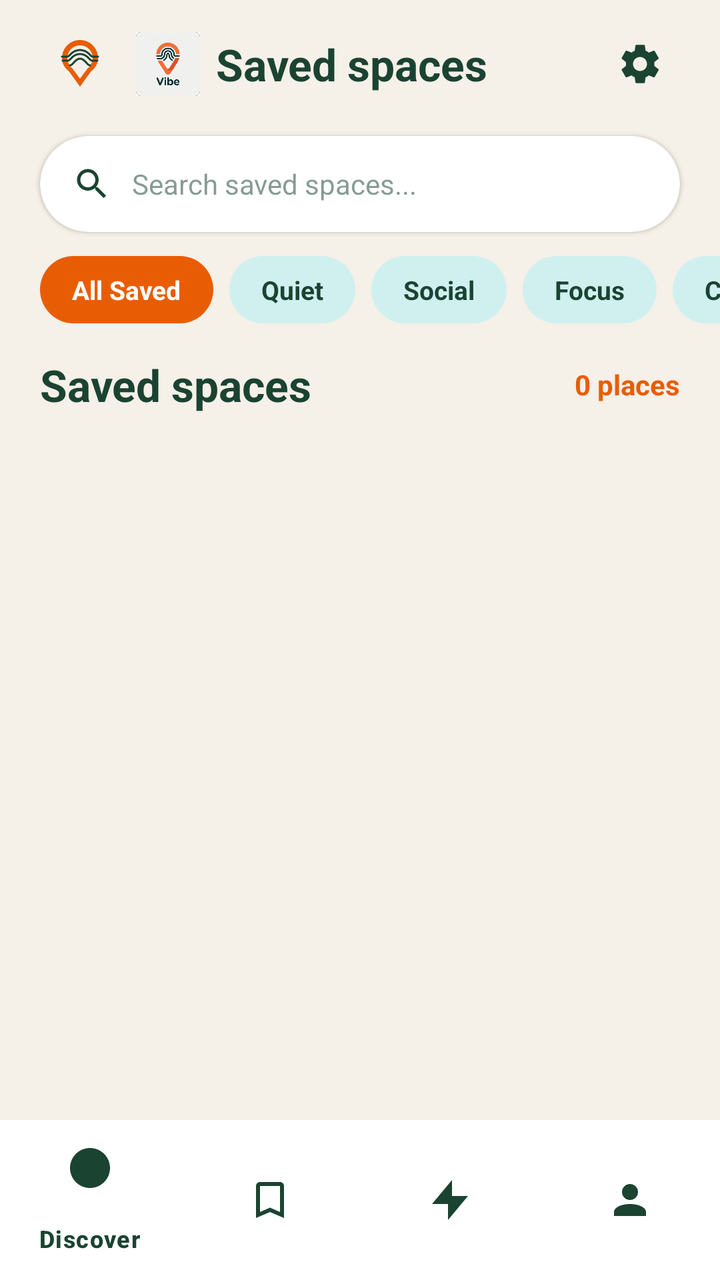
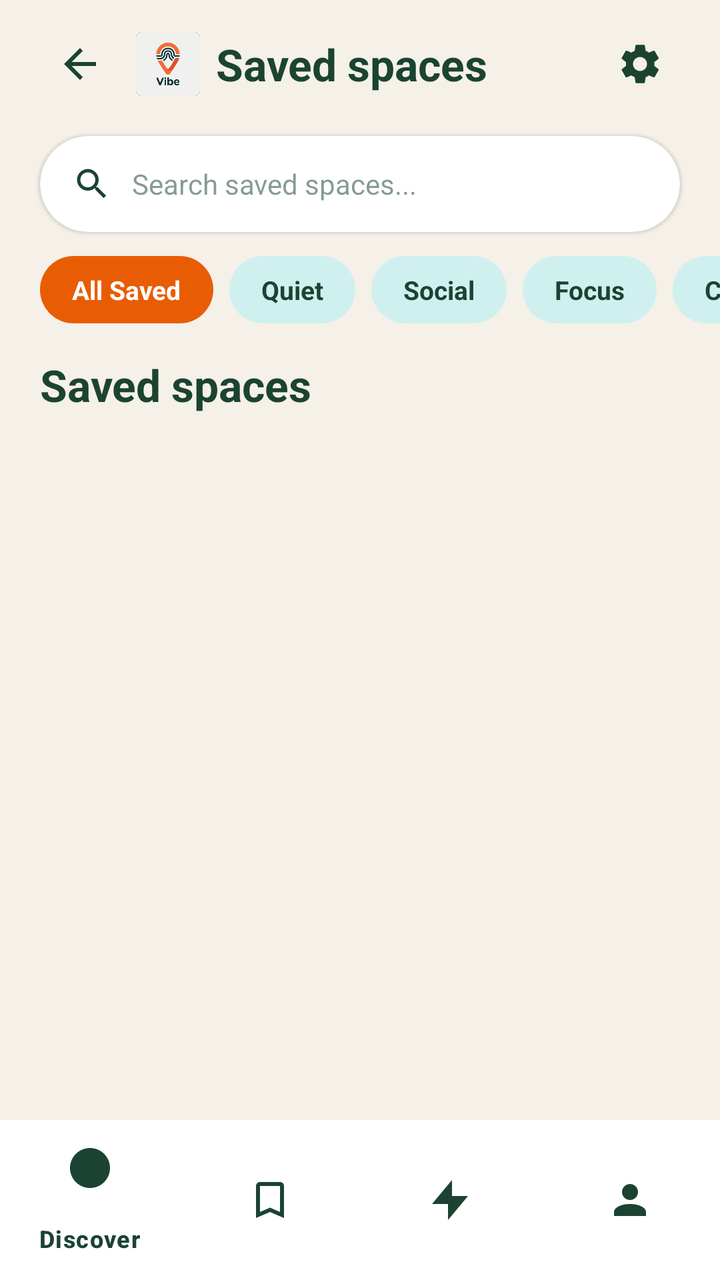

Two renders of the same Android screen: before a commit and after it. Below are the layout's source before the change and the commit's diff.
<!-- AndroidManifest.xml: application theme Theme.Vibe -->
<!-- res/layout/activity_saved.xml -->
<?xml version="1.0" encoding="utf-8"?>
<LinearLayout xmlns:android="http://schemas.android.com/apk/res/android"
    xmlns:app="http://schemas.android.com/apk/res-auto"
    android:layout_width="match_parent"
    android:layout_height="match_parent"
    android:background="@color/vibe_cream"
    android:orientation="vertical">

    
    <LinearLayout
        android:id="@+id/headerLayout"
        android:layout_width="match_parent"
        android:layout_height="wrap_content"
        android:minHeight="?attr/actionBarSize"
        android:background="@color/vibe_cream"
        android:gravity="center_vertical"
        android:orientation="horizontal"
        android:paddingHorizontal="20dp"
        android:paddingVertical="8dp">

        <ImageButton
            android:id="@+id/backButton"
            android:layout_width="40dp"
            android:layout_height="40dp"
            android:background="?attr/selectableItemBackgroundBorderless"
            android:contentDescription="@string/app_name"
            android:src="@drawable/ic_vibe_logo_small" />

        <ImageView
            android:layout_width="32dp"
            android:layout_height="32dp"
            android:layout_marginStart="8dp"
            android:contentDescription="@string/app_name"
            android:src="@mipmap/ic_launcher_foreground" />

        <TextView
            android:layout_width="0dp"
            android:layout_height="wrap_content"
            android:layout_weight="1"
            android:layout_marginStart="8dp"
            android:text="@string/saved_title"
            android:textColor="@color/vibe_green"
            android:textSize="22sp"
            android:textStyle="bold" />

        <ImageButton
            android:id="@+id/settingsButton"
            android:layout_width="40dp"
            android:layout_height="40dp"
            android:background="?attr/selectableItemBackgroundBorderless"
            android:contentDescription="@string/nav_settings"
            android:src="@drawable/ic_settings"
            app:tint="@color/vibe_green" />
    </LinearLayout>

    <com.google.android.material.appbar.AppBarLayout
        android:id="@+id/appBarLayout"
        android:layout_width="match_parent"
        android:layout_height="wrap_content"
        android:background="@color/vibe_cream"
        app:elevation="0dp">

        
        <com.google.android.material.card.MaterialCardView
            android:layout_width="match_parent"
            android:layout_height="48dp"
            android:layout_marginHorizontal="20dp"
            android:layout_marginTop="4dp"
            app:cardBackgroundColor="@color/white"
            app:cardCornerRadius="24dp"
            app:cardElevation="1dp"
            app:strokeWidth="0dp">

            <LinearLayout
                android:layout_width="match_parent"
                android:layout_height="match_parent"
                android:gravity="center_vertical"
                android:orientation="horizontal"
                android:paddingHorizontal="16dp">

                <ImageView
                    android:layout_width="20dp"
                    android:layout_height="20dp"
                    android:contentDescription="Search"
                    android:src="@drawable/ic_search" />

                <EditText
                    android:id="@+id/searchEditText"
                    android:layout_width="match_parent"
                    android:layout_height="match_parent"
                    android:layout_marginStart="10dp"
                    android:background="@null"
                    android:hint="Search saved spaces..."
                    android:inputType="text"
                    android:maxLines="1"
                    android:textColor="@color/vibe_green"
                    android:textColorHint="#881B4332"
                    android:textSize="14sp" />

            </LinearLayout>
        </com.google.android.material.card.MaterialCardView>

        
        <HorizontalScrollView
            android:layout_width="match_parent"
            android:layout_height="wrap_content"
            android:clipToPadding="false"
            android:paddingHorizontal="20dp"
            android:paddingVertical="12dp"
            android:scrollbars="none">

            <LinearLayout
                android:layout_width="wrap_content"
                android:layout_height="wrap_content"
                android:orientation="horizontal">

                <TextView
                    android:id="@+id/pillAllSaved"
                    android:layout_width="wrap_content"
                    android:layout_height="wrap_content"
                    android:background="@drawable/bg_chip_orange"
                    android:clickable="true"
                    android:focusable="true"
                    android:paddingHorizontal="16dp"
                    android:paddingVertical="8dp"
                    android:text="All Saved"
                    android:textColor="@color/white"
                    android:textSize="13sp"
                    android:textStyle="bold" />

                <TextView
                    android:id="@+id/pillQuiet"
                    android:layout_width="wrap_content"
                    android:layout_height="wrap_content"
                    android:layout_marginStart="8dp"
                    android:background="@drawable/bg_chip_light"
                    android:clickable="true"
                    android:focusable="true"
                    android:paddingHorizontal="16dp"
                    android:paddingVertical="8dp"
                    android:text="@string/mood_quiet"
                    android:textColor="@color/vibe_green"
                    android:textSize="13sp"
                    android:textStyle="bold" />

                <TextView
                    android:id="@+id/pillSocial"
                    android:layout_width="wrap_content"
                    android:layout_height="wrap_content"
                    android:layout_marginStart="8dp"
                    android:background="@drawable/bg_chip_light"
                    android:clickable="true"
                    android:focusable="true"
                    android:paddingHorizontal="16dp"
                    android:paddingVertical="8dp"
                    android:text="@string/mood_social"
                    android:textColor="@color/vibe_green"
                    android:textSize="13sp"
                    android:textStyle="bold" />

                <TextView
                    android:id="@+id/pillFocus"
                    android:layout_width="wrap_content"
                    android:layout_height="wrap_content"
                    android:layout_marginStart="8dp"
                    android:background="@drawable/bg_chip_light"
                    android:clickable="true"
                    android:focusable="true"
                    android:paddingHorizontal="16dp"
                    android:paddingVertical="8dp"
                    android:text="@string/mood_focus"
                    android:textColor="@color/vibe_green"
                    android:textSize="13sp"
                    android:textStyle="bold" />

                <TextView
                    android:id="@+id/pillCreative"
                    android:layout_width="wrap_content"
                    android:layout_height="wrap_content"
                    android:layout_marginStart="8dp"
                    android:background="@drawable/bg_chip_light"
                    android:clickable="true"
                    android:focusable="true"
                    android:paddingHorizontal="16dp"
                    android:paddingVertical="8dp"
                    android:text="@string/mood_creative"
                    android:textColor="@color/vibe_green"
                    android:textSize="13sp"
                    android:textStyle="bold" />

                <TextView
                    android:id="@+id/pillCheapWifi"
                    android:layout_width="wrap_content"
                    android:layout_height="wrap_content"
                    android:layout_marginStart="8dp"
                    android:background="@drawable/bg_chip_light"
                    android:clickable="true"
                    android:focusable="true"
                    android:paddingHorizontal="16dp"
                    android:paddingVertical="8dp"
                    android:text="@string/mood_cheap_wifi"
                    android:textColor="@color/vibe_green"
                    android:textSize="13sp"
                    android:textStyle="bold" />

            </LinearLayout>
        </HorizontalScrollView>

        
        <RelativeLayout
            android:layout_width="match_parent"
            android:layout_height="wrap_content"
            android:paddingHorizontal="20dp"
            android:paddingTop="4dp"
            android:paddingBottom="4dp">

            <TextView
                android:id="@+id/sectionTitleTextView"
                android:layout_width="wrap_content"
                android:layout_height="wrap_content"
                android:layout_alignParentStart="true"
                android:text="Saved spaces"
                android:textColor="@color/vibe_green"
                android:textSize="22sp"
                android:textStyle="bold" />

            <TextView
                android:id="@+id/savedCountTextView"
                android:layout_width="wrap_content"
                android:layout_height="wrap_content"
                android:layout_alignParentEnd="true"
                android:layout_centerVertical="true"
                android:text="0 places"
                android:textColor="@color/vibe_orange"
                android:textSize="14sp"
                android:textStyle="bold" />
        </RelativeLayout>

    </com.google.android.material.appbar.AppBarLayout>

    <FrameLayout
        android:layout_width="match_parent"
        android:layout_height="0dp"
        android:layout_weight="1">

        <LinearLayout
            android:id="@+id/contentLayout"
            android:layout_width="match_parent"
            android:layout_height="match_parent"
            android:orientation="vertical"
            android:visibility="gone">

            <com.google.android.material.card.MaterialCardView
                android:id="@+id/pendingBannerCard"
                android:layout_width="match_parent"
                android:layout_height="wrap_content"
                android:layout_marginHorizontal="20dp"
                android:layout_marginTop="4dp"
                android:layout_marginBottom="4dp"
                android:visibility="gone"
                app:cardBackgroundColor="@color/white"
                app:cardCornerRadius="12dp"
                app:strokeColor="@color/vibe_orange"
                app:strokeWidth="1dp">

                <TextView
                    android:id="@+id/pendingBannerTextView"
                    android:layout_width="match_parent"
                    android:layout_height="wrap_content"
                    android:padding="12dp"
                    android:textColor="@color/vibe_green"
                    android:textSize="14sp" />
            </com.google.android.material.card.MaterialCardView>

            <androidx.recyclerview.widget.RecyclerView
                android:id="@+id/recyclerView"
                android:layout_width="match_parent"
                android:layout_height="match_parent"
                android:clipToPadding="false"
                android:paddingVertical="4dp" />

        </LinearLayout>

        <ProgressBar
            android:id="@+id/progressBar"
            android:layout_width="wrap_content"
            android:layout_height="wrap_content"
            android:layout_gravity="center"
            android:indeterminateTint="@color/vibe_orange"
            android:visibility="gone" />

        <LinearLayout
            android:id="@+id/emptyLayout"
            android:layout_width="match_parent"
            android:layout_height="wrap_content"
            android:layout_gravity="center"
            android:gravity="center"
            android:orientation="vertical"
            android:padding="24dp"
            android:visibility="gone">

            <TextView
                android:id="@+id/emptyTitleTextView"
                android:layout_width="wrap_content"
                android:layout_height="wrap_content"
                android:text="@string/saved_empty_title"
                android:textAlignment="center"
                android:textColor="@color/vibe_green"
                android:textSize="20sp"
                android:textStyle="bold" />

            <TextView
                android:id="@+id/emptyHintTextView"
                android:layout_width="wrap_content"
                android:layout_height="wrap_content"
                android:layout_marginTop="8dp"
                android:text="@string/saved_empty_hint"
                android:textAlignment="center"
                android:textColor="@color/vibe_green"
                android:textSize="14sp" />
        </LinearLayout>

    </FrameLayout>

    
    <com.google.android.material.bottomnavigation.BottomNavigationView
        android:id="@+id/bottomNavigationView"
        android:layout_width="match_parent"
        android:layout_height="wrap_content"
        android:background="@color/white"
        app:itemIconTint="@color/vibe_green"
        app:itemTextColor="@color/vibe_green"
        app:menu="@menu/menu_bottom_nav" />

</LinearLayout>
<!-- resources referenced by this layout -->
<resources>
  <color name="vibe_cream">#F5F0E8</color>
  <color name="vibe_green">#1B4332</color>
  <color name="vibe_orange">#E85D04</color>
  <color name="white">#FFFFFF</color>
  <!-- drawable bg_chip_light (drawable) -->
  <?xml version="1.0" encoding="utf-8"?>
  <shape xmlns:android="http://schemas.android.com/apk/res/android"
      android:shape="rectangle">
      <solid android:color="#D0F0F0" />
      <corners android:radius="20dp" />
  </shape>
  <!-- drawable bg_chip_orange (drawable) -->
  <?xml version="1.0" encoding="utf-8"?>
  <shape xmlns:android="http://schemas.android.com/apk/res/android"
      android:shape="rectangle">
      <solid android:color="#E85D04" />
      <corners android:radius="20dp" />
  </shape>
  <!-- drawable ic_search (drawable) -->
  <?xml version="1.0" encoding="utf-8"?>
  <vector xmlns:android="http://schemas.android.com/apk/res/android"
      android:width="24dp"
      android:height="24dp"
      android:viewportWidth="24"
      android:viewportHeight="24">
      <path
          android:fillColor="#1B4332"
          android:pathData="M15.5,14H14.71L14.43,13.73C15.41,12.59 16,11.11 16,9.5C16,5.91 13.09,3 9.5,3C5.91,3 3,5.91 3,9.5C3,13.09 5.91,16 9.5,16C11.11,16 12.59,15.41 13.73,14.43L14,14.71V15.5L19,20.49L20.49,19L15.5,14ZM9.5,14C7.01,14 5,11.99 5,9.5C5,7.01 7.01,5 9.5,5C11.99,5 14,7.01 14,9.5C14,11.99 11.99,14 9.5,14Z" />
  </vector>
  <!-- drawable ic_vibe_logo_small (drawable) -->
  <?xml version="1.0" encoding="utf-8"?>
  <vector xmlns:android="http://schemas.android.com/apk/res/android"
      android:width="36dp"
      android:height="36dp"
      android:viewportWidth="108"
      android:viewportHeight="108">
  
      
      <path
          android:fillColor="#E85D04"
          android:pathData="M54,18 C39.1,18 27,30.1 27,45 C27,53.2 31.1,60.5 37.5,65 L54,88 L70.5,65 C76.9,60.5 81,53.2 81,45 C81,30.1 68.9,18 54,18 Z M54,76 L42.5,60.5 C37.9,56.6 35,51 35,45 C35,34.5 43.5,26 54,26 C64.5,26 73,34.5 73,45 C73,51 70.1,56.6 65.5,60.5 L54,76 Z" />
  
      
      <path
          android:fillColor="#00000000"
          android:pathData="M27,43 L35,43 C39,43 41,33 54,33 C67,33 69,43 73,43 L81,43"
          android:strokeColor="#1B4332"
          android:strokeLineCap="round"
          android:strokeLineJoin="round"
          android:strokeWidth="3" />
  
      <path
          android:fillColor="#00000000"
          android:pathData="M28,49 L36,49 C40,49 42,39 54,39 C66,39 68,49 72,49 L80,49"
          android:strokeColor="#1B4332"
          android:strokeLineCap="round"
          android:strokeLineJoin="round"
          android:strokeWidth="3" />
  
      <path
          android:fillColor="#00000000"
          android:pathData="M39,56 C44,56 46,46 54,46 C62,46 64,56 69,56"
          android:strokeColor="#1B4332"
          android:strokeLineCap="round"
          android:strokeLineJoin="round"
          android:strokeWidth="3" />
  
  </vector>
  <string name="app_name" translatable="false">Vibe</string>
  <string name="mood_cheap_wifi">Cheap Wifi</string>
  <string name="mood_creative">Creative</string>
  <string name="mood_focus">Focus</string>
  <string name="mood_quiet">Quiet</string>
  <string name="mood_social">Social</string>
  <string name="nav_settings">Settings</string>
  <string name="saved_empty_hint">Save a space from its details and it will appear here, even without a connection.</string>
  <string name="saved_empty_title">Nothing saved yet</string>
  <string name="saved_title">Saved spaces</string>
  <style name="Theme.Vibe" parent="Base.Theme.Vibe" />
  <color name="vibe_error">#B3261E</color>
  <!-- unchanged entries left out for length: 3 -->
</resources>

<!-- the commit's change to res/layout/activity_saved.xml (unified diff, before → after) -->
@@ -24,7 +24,8 @@
             android:layout_height="40dp"
             android:background="?attr/selectableItemBackgroundBorderless"
             android:contentDescription="@string/app_name"
-            android:src="@drawable/ic_vibe_logo_small" />
+            android:src="@drawable/ic_arrow_back"
+            app:tint="@color/vibe_green" />
 
         <ImageView
             android:layout_width="32dp"
@@ -81,7 +82,7 @@
                 <ImageView
                     android:layout_width="20dp"
                     android:layout_height="20dp"
-                    android:contentDescription="Search"
+                    android:contentDescription="@string/search_description"
                     android:src="@drawable/ic_search" />
 
                 <EditText
@@ -89,8 +90,9 @@
                     android:layout_width="match_parent"
                     android:layout_height="match_parent"
                     android:layout_marginStart="10dp"
+                    android:autofillHints="name"
                     android:background="@null"
-                    android:hint="Search saved spaces..."
+                    android:hint="@string/search_saved_spaces_hint"
                     android:inputType="text"
                     android:maxLines="1"
                     android:textColor="@color/vibe_green"
@@ -123,7 +125,7 @@
                     android:focusable="true"
                     android:paddingHorizontal="16dp"
                     android:paddingVertical="8dp"
-                    android:text="All Saved"
+                    android:text="@string/pill_all_saved"
                     android:textColor="@color/white"
                     android:textSize="13sp"
                     android:textStyle="bold" />
@@ -219,7 +221,7 @@
                 android:layout_width="wrap_content"
                 android:layout_height="wrap_content"
                 android:layout_alignParentStart="true"
-                android:text="Saved spaces"
+                android:text="@string/saved_title"
                 android:textColor="@color/vibe_green"
                 android:textSize="22sp"
                 android:textStyle="bold" />
@@ -230,7 +232,6 @@
                 android:layout_height="wrap_content"
                 android:layout_alignParentEnd="true"
                 android:layout_centerVertical="true"
-                android:text="0 places"
                 android:textColor="@color/vibe_orange"
                 android:textSize="14sp"
                 android:textStyle="bold" />
<!-- resource entries referenced after the edit -->
@@ -18,6 +18,18 @@
       <solid android:color="#E85D04" />
       <corners android:radius="20dp" />
   </shape>
+  <!-- drawable ic_arrow_back (drawable) -->
+  <?xml version="1.0" encoding="utf-8"?>
+  <vector xmlns:android="http://schemas.android.com/apk/res/android"
+      android:width="24dp"
+      android:height="24dp"
+      android:viewportWidth="24"
+      android:viewportHeight="24"
+      android:tint="@color/vibe_green">
+      <path
+          android:fillColor="@android:color/white"
+          android:pathData="M20,11H7.83l5.59,-5.59L12,4l-8,8 8,8 1.41,-1.41L7.83,13H20v-2z" />
+  </vector>
   <!-- drawable ic_search (drawable) -->
   <?xml version="1.0" encoding="utf-8"?>
   <vector xmlns:android="http://schemas.android.com/apk/res/android"
@@ -29,45 +41,6 @@
           android:fillColor="#1B4332"
           android:pathData="M15.5,14H14.71L14.43,13.73C15.41,12.59 16,11.11 16,9.5C16,5.91 13.09,3 9.5,3C5.91,3 3,5.91 3,9.5C3,13.09 5.91,16 9.5,16C11.11,16 12.59,15.41 13.73,14.43L14,14.71V15.5L19,20.49L20.49,19L15.5,14ZM9.5,14C7.01,14 5,11.99 5,9.5C5,7.01 7.01,5 9.5,5C11.99,5 14,7.01 14,9.5C14,11.99 11.99,14 9.5,14Z" />
   </vector>
-  <!-- drawable ic_vibe_logo_small (drawable) -->
-  <?xml version="1.0" encoding="utf-8"?>
-  <vector xmlns:android="http://schemas.android.com/apk/res/android"
-      android:width="36dp"
-      android:height="36dp"
-      android:viewportWidth="108"
-      android:viewportHeight="108">
-  
-      
-      <path
-          android:fillColor="#E85D04"
-          android:pathData="M54,18 C39.1,18 27,30.1 27,45 C27,53.2 31.1,60.5 37.5,65 L54,88 L70.5,65 C76.9,60.5 81,53.2 81,45 C81,30.1 68.9,18 54,18 Z M54,76 L42.5,60.5 C37.9,56.6 35,51 35,45 C35,34.5 43.5,26 54,26 C64.5,26 73,34.5 73,45 C73,51 70.1,56.6 65.5,60.5 L54,76 Z" />
-  
-      
-      <path
-          android:fillColor="#00000000"
-          android:pathData="M27,43 L35,43 C39,43 41,33 54,33 C67,33 69,43 73,43 L81,43"
-          android:strokeColor="#1B4332"
-          android:strokeLineCap="round"
-          android:strokeLineJoin="round"
-          android:strokeWidth="3" />
-  
-      <path
-          android:fillColor="#00000000"
-          android:pathData="M28,49 L36,49 C40,49 42,39 54,39 C66,39 68,49 72,49 L80,49"
-          android:strokeColor="#1B4332"
-          android:strokeLineCap="round"
-          android:strokeLineJoin="round"
-          android:strokeWidth="3" />
-  
-      <path
-          android:fillColor="#00000000"
-          android:pathData="M39,56 C44,56 46,46 54,46 C62,46 64,56 69,56"
-          android:strokeColor="#1B4332"
-          android:strokeLineCap="round"
-          android:strokeLineJoin="round"
-          android:strokeWidth="3" />
-  
-  </vector>
   <string name="app_name" translatable="false">Vibe</string>
   <string name="mood_cheap_wifi">Cheap Wifi</string>
   <string name="mood_creative">Creative</string>
@@ -75,9 +48,12 @@
   <string name="mood_quiet">Quiet</string>
   <string name="mood_social">Social</string>
   <string name="nav_settings">Settings</string>
+  <string name="pill_all_saved">All Saved</string>
   <string name="saved_empty_hint">Save a space from its details and it will appear here, even without a connection.</string>
   <string name="saved_empty_title">Nothing saved yet</string>
   <string name="saved_title">Saved spaces</string>
+  <string name="search_description">Search</string>
+  <string name="search_saved_spaces_hint">Search saved spaces...</string>
   <style name="Theme.Vibe" parent="Base.Theme.Vibe" />
   <color name="vibe_error">#B3261E</color>
   <!-- unchanged entries left out for length: 3 -->
